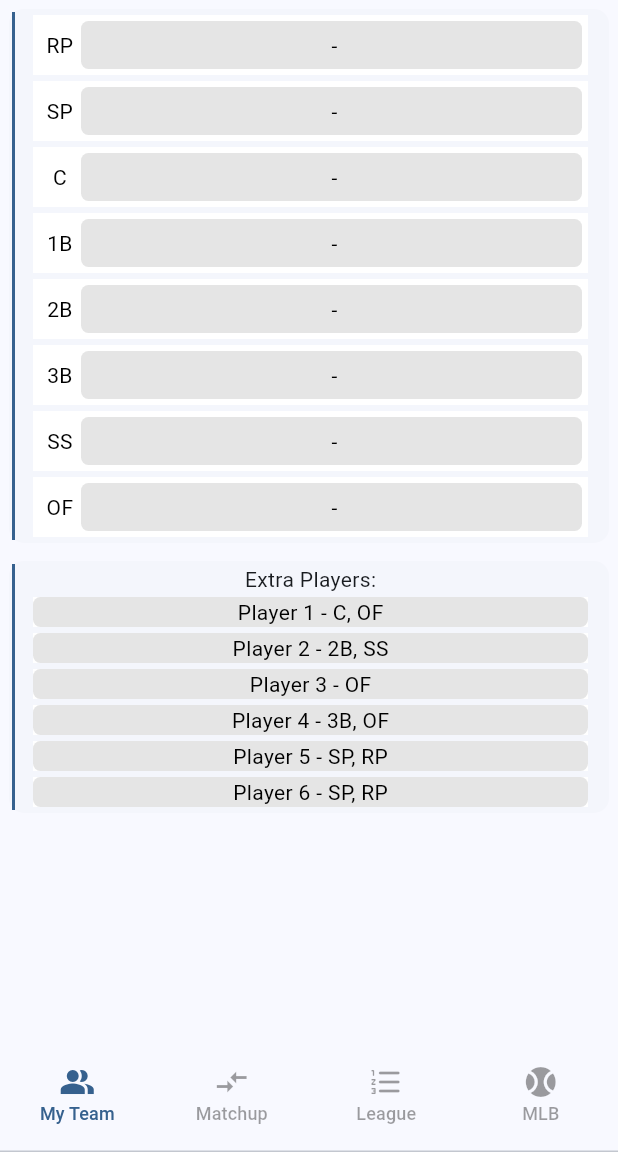
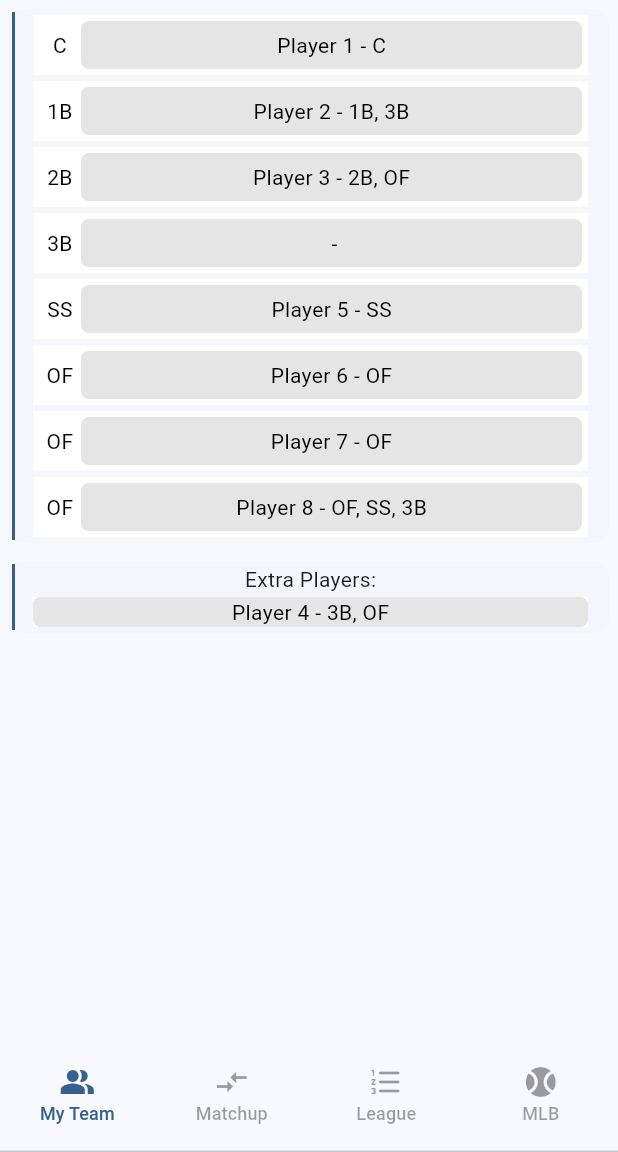
Before and after one commit to mitchgoertzen/renowned_fantasy, a Flutter app: the LeagueNavigator screen opened directly, on a phone screen of 412 x 824 dp, the part 84-1236 px from its top. Run offline on Flutter 3.47's test engine with Material 2 defaults, Android fonts, the light colour scheme and no system bars; missing offline and left inert: dart:ffi.

Commit message:
add temp roster data

```diff
--- /dev/null
+++ b/lib/features/leagues/models/temp_available_players.dart
@@ -0,0 +1,22 @@
+import 'package:fantasy_draft/features/player_management/models/player.dart';
+
+class TempAvailPlayers{
+
+
+  TempAvailPlayers(){
+    availPlayers.add(Player('Player', '12', ['C', 'OF']));
+    availPlayers.add(Player('Player', '13', ['2B', 'SS']));
+    availPlayers.add(Player('Player', '14', ['OF']));
+    availPlayers.add(Player('Player', '15', ['3B', 'OF']));
+    availPlayers.add(Player('Player', '16', ['SP', 'RP']));
+    availPlayers.add(Player('Player', '17', ['SP', 'RP']));
+  }
+
+ static List<Player> availPlayers = [];
+
+
+  static List<Player> getAvailPlayers(){
+    return availPlayers;
+  }
+
+}
--- /dev/null
+++ b/lib/features/leagues/models/temp_roster.dart
@@ -0,0 +1,41 @@
+import 'dart:developer';
+
+import 'package:fantasy_draft/features/player_management/models/player.dart';
+
+class TempRoster {
+  static Map<int, List<Player>> currentRoster = {};
+
+
+
+
+  TempRoster() {
+
+
+    //SS
+    //OF
+    //OF
+    //OF
+    // Player('Player', '11', ['1B, 2B, 3B'])   //EX
+    // Player('Player', '9', ['SP'])
+    // Player('Player', '10', ['SP, RP'])
+  }
+
+  static Map<int, List<Player>> getRoster() {
+    return currentRoster;
+  }
+
+  static void updateRoster(Map<int, List<Player>> r){
+    currentRoster = r;
+  }
+
+  static void addToBench(Player p) {
+    currentRoster[8]!.add(p);
+  }
+
+  static void removeFromBench(Player p){
+    currentRoster[8]!.remove(p);
+    print(currentRoster[8]!.length);
+  }
+
+
+}
--- a/lib/features/leagues/screens/team.dart
+++ b/lib/features/leagues/screens/team.dart
@@ -1,5 +1,4 @@
-import 'dart:collection';
-
+import 'package:fantasy_draft/features/leagues/models/temp_roster.dart';
 import 'package:fantasy_draft/features/player_management/models/player.dart';
 import 'package:fantasy_draft/global_components/player_listing_component.dart';
 import 'package:fantasy_draft/global_components/roster.dart';
@@ -16,75 +15,71 @@ class Team extends StatefulWidget {
 
 class _TeamState extends State<Team> {
   //intial roster
-  Map<int, Player> currentRoster = HashMap();
+ // late Map<int, List<Player>> currentRoster;
+
+  TempRoster temp = TempRoster();
 
   late Roster myRoster;
 
   late PlayerDragManager dragManager;
 
-  List<Player> newPlayers = [];
-
-  List<Player> initialPlayers = [];
-
   List<PlayerItem> playerList = [];
 
   List<Widget> morePlayers = [];
 
+  //List<int, List<Player>> currentRoster;
+
   _TeamState() {
-    newPlayers.add(Player('Player', '1', ['C', 'OF']));
-    newPlayers.add(Player('Player', '2', ['2B', 'SS']));
-    newPlayers.add(Player('Player', '3', ['OF']));
-    newPlayers.add(Player('Player', '4', ['3B', 'OF']));
-    newPlayers.add(Player('Player', '5', ['SP', 'RP']));
-    newPlayers.add(Player('Player', '6', ['SP', 'RP']));
 
-    initialPlayers.add(Player('', '', ['']));
-    initialPlayers.add(Player('', '', ['']));
-    initialPlayers.add(Player('', '', ['']));
-    initialPlayers.add(Player('', '', ['']));
-    initialPlayers.add(Player('', '', ['']));
-    initialPlayers.add(Player('', '', ['']));
-    initialPlayers.add(Player('', '', ['']));
-    initialPlayers.add(Player('', '', ['']));
+   // List<Player> initRoster = TempRoster.getRoster();
 
-    currentRoster[2] = initialPlayers[0];
-    currentRoster[3] = initialPlayers[1];
-    currentRoster[4] = initialPlayers[2];
-    currentRoster[5] = initialPlayers[3];
-    currentRoster[6] = initialPlayers[4];
-    currentRoster[7] = initialPlayers[5];
-    currentRoster[1] = initialPlayers[6];
-    currentRoster[0] = initialPlayers[7];
+    //currentRoster[0] =  {0, initRoster[0]} as Map<int, Player>;
+
+    // for(int i = 2; i < initRoster.length; i++){
+    //    currentRoster[i] = initRoster[i - 2];
+    // }
+
+ //   currentRoster= temp.getRoster();
+
+    //   print(currentRoster.length);
+
+
+    // for(var entry in currentRoster.entries){
+    //   print(entry.value.length);
+    // }
 
 
     dragManager = PlayerDragManager();
 
     myRoster = Roster(
-      teamCallback: (Roster? r) => updateRoster(r!),
-      roster: currentRoster,
-      teamRemove: (String? s) => removePlayer(s!),
+      updateRoster: (Roster? r) => updateRoster(r!),
+      roster: TempRoster.getRoster(),
+      teamRemove: (String? s, Player? p) => removePlayer(s!, p!),
       teamAdd: (Player? p) => addPlayer(p!),
       dragManager: dragManager
     );
 
-    playerList = newPlayers.map((i) => PlayerItem(i, dragManager)).toList();
+    playerList = TempRoster.getRoster()[8]!.map((i) => PlayerItem(i, dragManager)).toList();
 
     for (var p in playerList) {
       morePlayers.add(p.getWidget());
     }
 
+
   }
 
   void updateRoster(Roster r) {
     print('team callback');
+    TempRoster.updateRoster(myRoster.getRoster());
     setState(() {
       myRoster = r;
     });
   }
 
 //if player is already in target --> move that player to playerList
-  void removePlayer(String id) {
+  void removePlayer(String id, Player p) {
     print('REMOVE PLAYER');
+    TempRoster.removeFromBench(p);
     setState(() {
       playerList.removeWhere((element) => element.getID() == id);
       morePlayers.clear();
@@ -97,6 +92,7 @@ class _TeamState extends State<Team> {
 
   void addPlayer(Player p) {
     print('ADD PLAYER');
+    TempRoster.addToBench(p);
     setState(() {
       playerList.add(PlayerItem(p, dragManager));
     });
--- a/lib/features/main/screens/home.dart
+++ b/lib/features/main/screens/home.dart
@@ -1,3 +1,5 @@
+import 'package:fantasy_draft/features/leagues/models/temp_roster.dart';
+import 'package:fantasy_draft/features/player_management/models/player.dart';
 import 'package:fantasy_draft/global_components/app_scaffold.dart';
 import 'package:fantasy_draft/global_widgets/Card.dart';
 import 'package:fantasy_draft/main.dart';
@@ -10,13 +12,42 @@ class AppHome extends StatelessWidget {
     var appState = context.watch<AppState>();
     var currentPlayer = appState.current;
 
+    Player emptyPlayer = Player('', '', ['']);
+
+    TempRoster.currentRoster[0] =
+        List<Player>.filled(getPositionMax(0), emptyPlayer); //C
+    TempRoster.currentRoster[1] =
+        List<Player>.filled(getPositionMax(1), emptyPlayer); //1B
+    TempRoster.currentRoster[2] =
+        List<Player>.filled(getPositionMax(2), emptyPlayer); //2B
+    TempRoster.currentRoster[3] =
+        List<Player>.filled(getPositionMax(3), emptyPlayer); //3B
+    TempRoster.currentRoster[4] =
+        List<Player>.filled(getPositionMax(4), emptyPlayer); //SS
+    TempRoster.currentRoster[5] =
+        List<Player>.filled(getPositionMax(5), emptyPlayer); //OF
+    TempRoster.currentRoster[6] =
+        List<Player>.filled(getPositionMax(6), emptyPlayer); //OF
+    TempRoster.currentRoster[7] =
+        List<Player>.filled(getPositionMax(7), emptyPlayer); //OF
+    TempRoster.currentRoster[8] = []; //EXTRAS
+
+    TempRoster.currentRoster[2]![0] = Player('Player', '1', ['C']);
+    TempRoster.currentRoster[3]![0] = Player('Player', '2', ['1B', '3B']);
+    TempRoster.currentRoster[4]![0] = Player('Player', '3', ['2B', 'OF']);
+    TempRoster.currentRoster[8]!.add(Player('Player', '4', ['3B', 'OF']));
+    TempRoster.currentRoster[6]![0] = Player('Player', '5', ['SS']);
+    TempRoster.currentRoster[7]![0] = Player('Player', '6', ['OF']);
+    TempRoster.currentRoster[7]![1] = Player('Player', '7', ['OF']);
+    TempRoster.currentRoster[7]![2] = Player('Player', '8', ['OF', 'SS', '3B']);
+
     return appScaffold(
         context,
         Center(
           child: Column(
             mainAxisAlignment: MainAxisAlignment.center,
             children: [
-              BigCard(first: currentPlayer.first, second: currentPlayer.last),
+              BigCard(first: 'home', second: 'screen'),
               SizedBox(height: 10),
               Row(
                 mainAxisSize: MainAxisSize.min,
@@ -28,4 +59,18 @@ class AppHome extends StatelessWidget {
         this,
         null);
   }
+
+  static int getPositionMax(int pos) {
+    int max = 1;
+
+    switch (pos) {
+      case 0:
+      case 1:
+        max = 4;
+        break;
+      case 7:
+        max = 3;
+    }
+    return max;
+  }
 }
--- a/lib/global_components/app_drawer.dart
+++ b/lib/global_components/app_drawer.dart
@@ -55,8 +55,8 @@ Row _createDrawerButton(
       onPressed: () {
         Navigator.pop(context);
 
-        print(currentPage.toString());
-        print(newPage.toString());
+      //  print(currentPage.toString());
+      //  print(newPage.toString());
         if(newPage.toString() != currentPage.toString()){
           Future.delayed(Duration(milliseconds: 200), () {
             Navigator.of(context).push(NavigationAnimation.createRoute(newPage));
--- a/lib/global_components/draggable_player.dart
+++ b/lib/global_components/draggable_player.dart
@@ -42,7 +42,6 @@ class _DraggablePlayerState extends State<DraggablePlayer> {
   @override
   Widget build(BuildContext context) {
 
-    print(widget.key.toString());
 
     return LayoutBuilder(builder: (context, constraints) => Draggable(
         onDragStarted: () {
--- a/lib/global_components/draggable_player_target.dart
+++ b/lib/global_components/draggable_player_target.dart
@@ -2,12 +2,13 @@ import 'package:fantasy_draft/features/player_management/models/player.dart';
 import 'package:flutter/material.dart';
 
 class DraggableItemTarget extends StatefulWidget {
-  const DraggableItemTarget({super.key, required this.child, required this.callback, required this.position, required this.positionEligibility, required this.playerDragged});
+  const DraggableItemTarget({super.key, required this.child, required this.callback, required this.position, required this.positionEligibility, required this.playerDragged, required this.positionIndex});
 
   final Widget child;
-  final Function(Player? p, int? i) callback;
-  final Function(List<String>? l, int? i) positionEligibility;
+  final Function(Player? p, int? t, int? i) callback;
+  final Function(List<String>? l, int? t) positionEligibility;
   final int position;
+  final int positionIndex;
   final bool playerDragged;
 
 
@@ -22,8 +23,15 @@ class _DraggableItemTargetState extends State<DraggableItemTarget> {
 
 
 
+
+
   @override
   Widget build(BuildContext context) {
+
+
+    // print(widget.position);
+    // print(widget.positionIndex);
+
     return DragTarget<Player>(
                 builder: (
                   BuildContext context,
@@ -37,7 +45,7 @@ class _DraggableItemTargetState extends State<DraggableItemTarget> {
                 },
                 onAccept: (data) {
 
-                  widget.callback(data, widget.position);
+                  widget.callback(data, widget.position, widget.positionIndex);
                   setState(() {
                     player = data;
                     backgroundColor = Colors.white;
--- a/lib/global_components/roster.dart
+++ b/lib/global_components/roster.dart
@@ -10,22 +10,28 @@ import 'package:fantasy_draft/utils/position_converter.dart';
 class Roster extends StatefulWidget {
   const Roster(
       {super.key,
-      required this.teamCallback,
+      required this.updateRoster,
       required this.roster,
       required this.teamRemove,
       required this.teamAdd,
       required this.dragManager});
 
   //TODO: rename functions
-  final Function(Roster? r) teamCallback;
-  final Function(String? s) teamRemove;
+  final Function(Roster? r) updateRoster;
+  final Function(String? s, Player? p) teamRemove;
   final Function(Player? p) teamAdd;
-  final Map<int, Player> roster;
+  //        pos, players
+  final Map<int, List<Player>> roster;
 
   final PlayerDragManager dragManager;
 
   @override
   State<Roster> createState() => _RosterState();
+
+
+    Map<int, List<Player>> getRoster(){
+    return roster;
+  }
 }
 
 class _RosterState extends State<Roster> {
@@ -44,27 +50,38 @@ class _RosterState extends State<Roster> {
   //   });
   // }
 
-  void callback(Player newPlayer, int targetPosition) {
+  void callback(Player newPlayer, int targetPosition, int index) {
     print('roster callback');
 
     //player is eligble for position slot
+    //newPlayer is player being dragged
+    //if newPlayer has targetPosition listed -> begin checks
     if (newPlayer.positions
         .contains(PositionConverter.positionIntToString(targetPosition))) {
-      checkForPlayerInSlot(newPlayer);
+      //find the slot that this player was previously in
+      findPreviousPlayerSlot(newPlayer, index);
 
-      if (widget.roster[targetPosition]?.first != '' &&
-          widget.roster[targetPosition]?.id != newPlayer.id) {
+      print('target: $targetPosition');
+      print('index: $index');
+      print('new player ${newPlayer.id}');
+      print(widget.roster[targetPosition]);
+      print(widget.roster[targetPosition]![index].first);
+      print(widget.roster[targetPosition]![index].id);
+
+      if (widget.roster[targetPosition]![index].first != '' &&
+          widget.roster[targetPosition]![index].id != newPlayer.id) {
+
         //target has a current player
         print('target is not empty');
-        checkForAvailablePosition(widget.roster[targetPosition]!);
+        checkForAvailablePosition(widget.roster[targetPosition]![index]);
       }
 
       setState(() {
-        widget.roster[targetPosition] = newPlayer;
+        widget.roster[targetPosition]![index] = newPlayer;
       });
 
-      widget.teamRemove(newPlayer.last.hashCode.toString());
-      widget.teamCallback(widget);
+      widget.teamRemove(newPlayer.last.hashCode.toString(), newPlayer);
+      widget.updateRoster(widget);
     }
   }
 
@@ -76,35 +93,58 @@ class _RosterState extends State<Roster> {
     return false;
   }
 
-  void checkForPlayerInSlot(Player p) {
+  void findPreviousPlayerSlot(Player p, int index) {
     for (String pos in p.positions) {
+      if (pos != 'x') {
+        int z = PositionConverter.positionStringToInt(pos);
         //check player roster slots, remove new player from current slot
-      if (widget.roster[PositionConverter.positionStringToInt(pos)]?.id ==
-          p.id) {
-        widget.roster[PositionConverter.positionStringToInt(pos)] = emptyPlayer;
+        print('current position to check: ${PositionConverter.positionStringToInt(pos)}');
+        //p is player being dragged
+        //widget... is player
+        for (int i = 0; i < widget.roster[z]!.length; i++) {
+          print('player in this slot: Player ${widget.roster[z]![i].last}');
+          if (widget.roster[z]![i].id == p.id) {
+            widget.roster[z]?[i] = emptyPlayer;
+
             return;
+          }
+        }
       }
     }
   }
 
   void checkForAvailablePosition(Player p) {
     for (String pos in p.positions) {
-      print(pos);
-      if (widget.roster[PositionConverter.positionStringToInt(pos)]?.first ==
+      if (pos != 'x') {
+        for (int i = 0;
+            i <
+                widget
+                    .roster[PositionConverter.positionStringToInt(pos)]!.length;
+            i++) {
+          if (widget.roster[PositionConverter.positionStringToInt(pos)]?[i]
+                  .first ==
               '') {
             //other position is available
             setState(() {
-          widget.roster[PositionConverter.positionStringToInt(pos)] = p;
+              widget.roster[PositionConverter.positionStringToInt(pos)]?[i] = p;
             });
             return;
           }
         }
+      }
+      //check availability of slots for each
+    }
     widget.teamAdd(p);
   }
 
-  double opacityCheck(int pos, ){
-    return (widget.dragManager.playerBeingDragged  && widget.dragManager.positions.contains(PositionConverter.positionIntToString(pos)))?
-                                     widget.dragManager.dragOpacity / 2: widget.dragManager.dragOpacity;
+  double opacityCheck(
+    int pos,
+  ) {
+    return (widget.dragManager.playerBeingDragged &&
+            widget.dragManager.positions
+                .contains(PositionConverter.positionIntToString(pos)))
+        ? widget.dragManager.dragOpacity / 2
+        : widget.dragManager.dragOpacity;
   }
 
   @override
@@ -114,7 +154,8 @@ class _RosterState extends State<Roster> {
     return Column(
       crossAxisAlignment: CrossAxisAlignment.stretch,
       children: [
-        for (var entry in widget.roster.entries)
+        for (int i = 2; i < widget.roster.entries.length - 1; i++)
+          for (int j = 0; j < widget.roster[i]!.length; j++)
             ListenableBuilder(
               listenable: widget.dragManager,
               builder: (BuildContext context, Widget? child) {
@@ -123,10 +164,12 @@ class _RosterState extends State<Roster> {
                   child: SizedBox(
                     width: 300,
                     child: DraggableItemTarget(
-                    position: entry.key,
-                    callback: (Player? p, int? i) => callback(p!, i!),
-                    positionEligibility: (List<String>? l, int? i) =>
-                        playerPositionEligible(l!, i!),
+                      position: i,
+                      positionIndex: j,
+                      callback: (Player? p, int? t, int? i) =>
+                          callback(p!, t!, i!),
+                      positionEligibility: (List<String>? l, int? t) =>
+                          playerPositionEligible(l!, t!),
                       playerDragged: false, //HERE
                       child: SizedBox(
                         height: 40,
@@ -140,18 +183,20 @@ class _RosterState extends State<Roster> {
                                   child: SizedBox(
                                     width: 20,
                                     child: Text(
-                                      style: TextStyle(color: Colors.black.withOpacity(min(1, 1 / opacityCheck(entry.key)) )),
+                                        style: TextStyle(
+                                            color: Colors.black.withOpacity(
+                                                min(1, 1 / opacityCheck(i)))),
                                         textAlign: TextAlign.center,
                                         PositionConverter.positionIntToString(
-                                          entry.key)),
+                                            i)),
                                   ),
                                 ),
                                 Expanded(
                                   child: DraggablePlayer(
-                                    player: entry.value,
+                                    player: widget.roster[i]![j],
                                     dragManager: widget.dragManager,
                                     // updatePlayerDrag: () => updatePlayerDrag(),
-                                     opac: opacityCheck(entry.key),
+                                    opac: opacityCheck(i),
                                   ),
                                 )
                               ]),
--- a/lib/nav_list.dart
+++ b/lib/nav_list.dart
@@ -1,5 +1,6 @@
 import 'package:fantasy_draft/features/leagues/screens/matchup.dart';
 import 'package:fantasy_draft/features/leagues/screens/watchlist.dart';
+import 'package:fantasy_draft/features/player_management/models/player.dart';
 import 'package:fantasy_draft/features/player_management/screens/player_details/player_details_screen.dart';
 import 'package:fantasy_draft/global_components/app_scaffold.dart';
 import 'package:fantasy_draft/utils/navigation_animation.dart';
@@ -27,10 +28,8 @@ class NavList extends StatelessWidget {
               navButton(context, League(), 'League'),
               navButton(context, Placeholder(), 'Leagues Home'),
               navButton(context, Matchup(), 'Matchup'),
-              navButton(context, Team(), 'My Team'),
-              navButton(
-                  context, PlayerDetails(appState.current), 'Player Details'),
-              navButton(context, PlayerAdd(), 'Player Add'),
+              navButton(context, PlayerDetails(appState.current), 'Player Details'),
+              navButton(context, PlayerAdd(playerToAdd: Player('f', '', ['']),), 'Player Add'),
               navButton(context, Placeholder(), 'Stats'),
               navButton(context, Watchlist(), 'Watchlist'),
             ]),
--- a/lib/utils/position_converter.dart
+++ b/lib/utils/position_converter.dart
@@ -26,6 +26,8 @@ class PositionConverter {
         s = 'SS';
         break;
       case 7:
+      case 8:
+      case 9:
         s = 'OF';
         break;
     }
@@ -33,7 +35,7 @@ class PositionConverter {
   }
 
   static int positionStringToInt(String s) {
-    int i = -1;
+    int i = 10;
 
     switch (s) {
       case 'RP': i = 0;
```
Also changed, not shown: lib/features/player_management/screens/player_add.dart (+60 -12 lines). Lines whose indentation alone changed are shown as unchanged.
